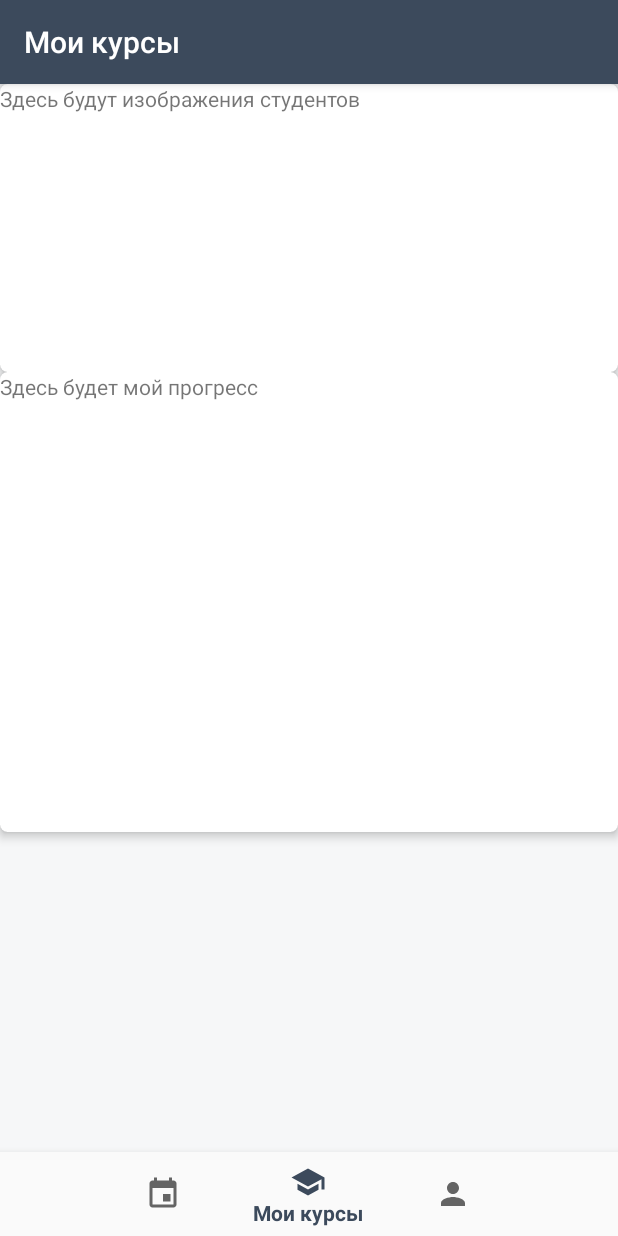
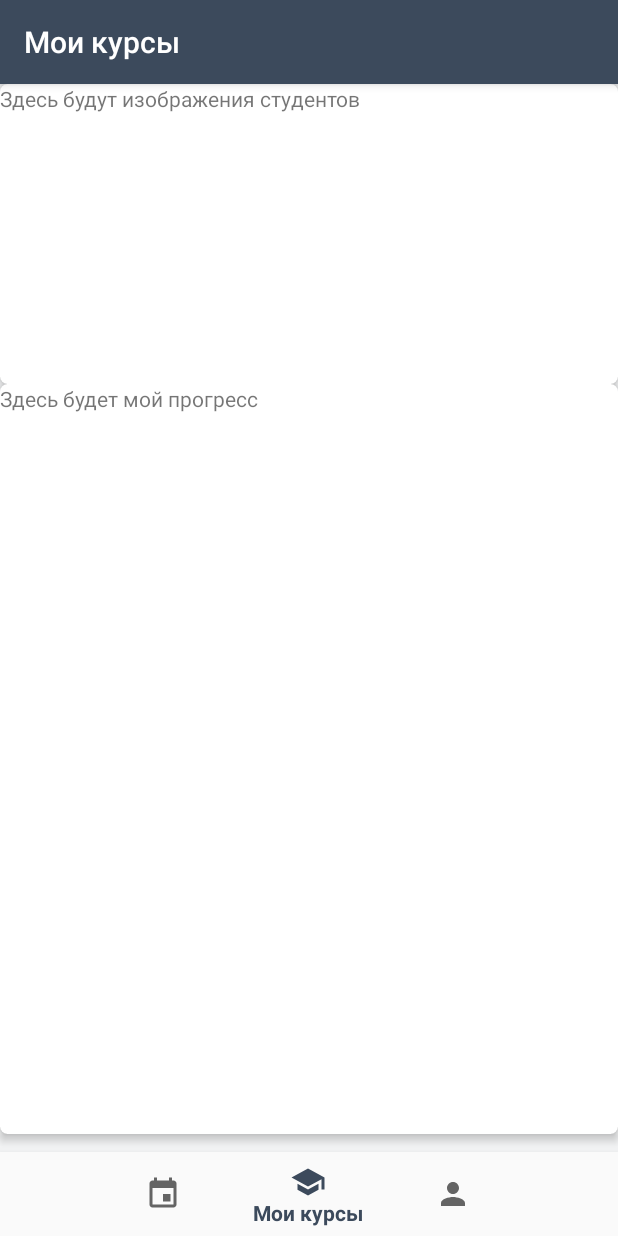
Before and after one commit to dracccula/PROJECT, an Android app: the screen it shows after launch (MainActivity), on a phone screen of 412 x 824 dp. Run offline under Robolectric (Android 15) with nearby library versions, the phone set to English and light mode, and no system bars.

Commit message:
started to using fragments

```diff
--- a/app/src/main/java/kireev/ftshw/project/Courses/FinishedCoursesFragment.java
+++ b/app/src/main/java/kireev/ftshw/project/Courses/FinishedCoursesFragment.java
@@ -1,9 +1,9 @@
 package kireev.ftshw.project.Courses;
 
-import android.arch.lifecycle.ViewModelProviders;
+import android.content.Context;
+import android.net.Uri;
 import android.os.Bundle;
-import android.support.annotation.NonNull;
-import android.support.annotation.Nullable;
+import android.support.constraint.ConstraintLayout;
 import android.support.v4.app.Fragment;
 import android.view.LayoutInflater;
 import android.view.View;
@@ -13,23 +13,30 @@ import kireev.ftshw.project.R;
 
 public class FinishedCoursesFragment extends Fragment {
 
-    private FinishedCoursesViewModel mViewModel;
-
-    public static FinishedCoursesFragment newInstance() {
-        return new FinishedCoursesFragment();
+    @Override
+    public void onCreate(Bundle savedInstanceState) {
+        super.onCreate(savedInstanceState);
     }
 
     @Override
-    public View onCreateView(@NonNull LayoutInflater inflater, @Nullable ViewGroup container,
-                             @Nullable Bundle savedInstanceState) {
-        return inflater.inflate(R.layout.finished_courses_fragment, container, false);
+    public View onCreateView(LayoutInflater inflater, ViewGroup container,
+                             Bundle savedInstanceState) {
+        // Inflate the layout for this fragment
+        return inflater.inflate(R.layout.fragment_finished_courses, container, false);
     }
 
     @Override
-    public void onActivityCreated(@Nullable Bundle savedInstanceState) {
-        super.onActivityCreated(savedInstanceState);
-        mViewModel = ViewModelProviders.of(this).get(FinishedCoursesViewModel.class);
-        // TODO: Use the ViewModel
+    public void onAttach(Context context) {
+        super.onAttach(context);
     }
 
+    @Override
+    public void onDetach() {
+        super.onDetach();
+    }
+
+    public interface OnFragmentInteractionListener {
+        // TODO: Update argument type and name
+        void onFragmentInteraction(Uri uri);
+    }
 }
--- a/app/src/main/res/layout/fragment_courses.xml
+++ b/app/src/main/res/layout/fragment_courses.xml
@@ -1,5 +1,5 @@
 <?xml version="1.0" encoding="utf-8"?>
-<LinearLayout xmlns:android="http://schemas.android.com/apk/res/android"
+<ScrollView xmlns:android="http://schemas.android.com/apk/res/android"
     xmlns:tools="http://schemas.android.com/tools"
     android:id="@+id/frameLayout3"
     android:layout_width="fill_parent"
@@ -8,19 +8,26 @@
     android:orientation="vertical"
     tools:context=".Courses.CoursesFragment">
 
-    <include layout="@layout/grades_layout"
-        android:layout_width="fill_parent"
-        android:layout_height="0dp"
-        android:layout_weight="25" />
+    <LinearLayout
+        android:layout_width="match_parent"
+        android:layout_height="match_parent"
+        android:orientation="vertical">
 
-    <include layout="@layout/rating_layout"
-        android:layout_width="fill_parent"
-        android:layout_height="0dp"
-        android:layout_weight="40" />
+        <include layout="@layout/grades_layout"
+            android:layout_width="match_parent"
+            android:layout_height="200dp"/>
 
-    <include layout="@layout/finished_courses_layout"
-        android:layout_width="fill_parent"
-        android:layout_height="0dp"
-        android:layout_weight="35" />
+        <include layout="@layout/rating_layout"
+            android:layout_width="fill_parent"
+            android:layout_height="500dp" />
 
-</LinearLayout>
+        <fragment
+            android:id="@+id/fragment"
+            android:name="kireev.ftshw.project.Courses.FinishedCoursesFragment"
+            android:layout_width="match_parent"
+            android:layout_height="200dp"
+            android:layout_weight="35"/>
+
+    </LinearLayout>
+
+</ScrollView>
--- a/app/src/main/res/values/dimens.xml
+++ b/app/src/main/res/values/dimens.xml
@@ -2,4 +2,5 @@
     <!-- Default screen margins, per the Android Design guidelines. -->
     <dimen name="activity_horizontal_margin">16dp</dimen>
     <dimen name="activity_vertical_margin">16dp</dimen>
+    <dimen name="text_margin">16dp</dimen>
 </resources>
--- a/app/src/main/res/values/strings.xml
+++ b/app/src/main/res/values/strings.xml
@@ -17,4 +17,7 @@
     <string name="edit_profile_alert_stay">Остаться</string>
     <string name="edit_profile_alert_leave">Уйти</string>
     <string name="edit_profile_alert_empty_text">Поля Имя, Фамилия, Отчество не должны быть пустыми</string>
+
+    <!-- TODO: Remove or change this placeholder text -->
+    <string name="hello_blank_fragment">Hello blank fragment</string>
 </resources>
```
Also changed, not shown: app/src/main/java/kireev/ftshw/project/Courses/FinishedCoursesViewModel.java (deleted, +0 -7 lines), app/src/main/res/layout/finished_course_item.xml (added, +49 -0 lines), app/src/main/res/layout/finished_courses_fragment.xml (deleted, +0 -13 lines), app/src/main/res/layout/fragment_finished_courses.xml (added, +39 -0 lines), 1 other file.
